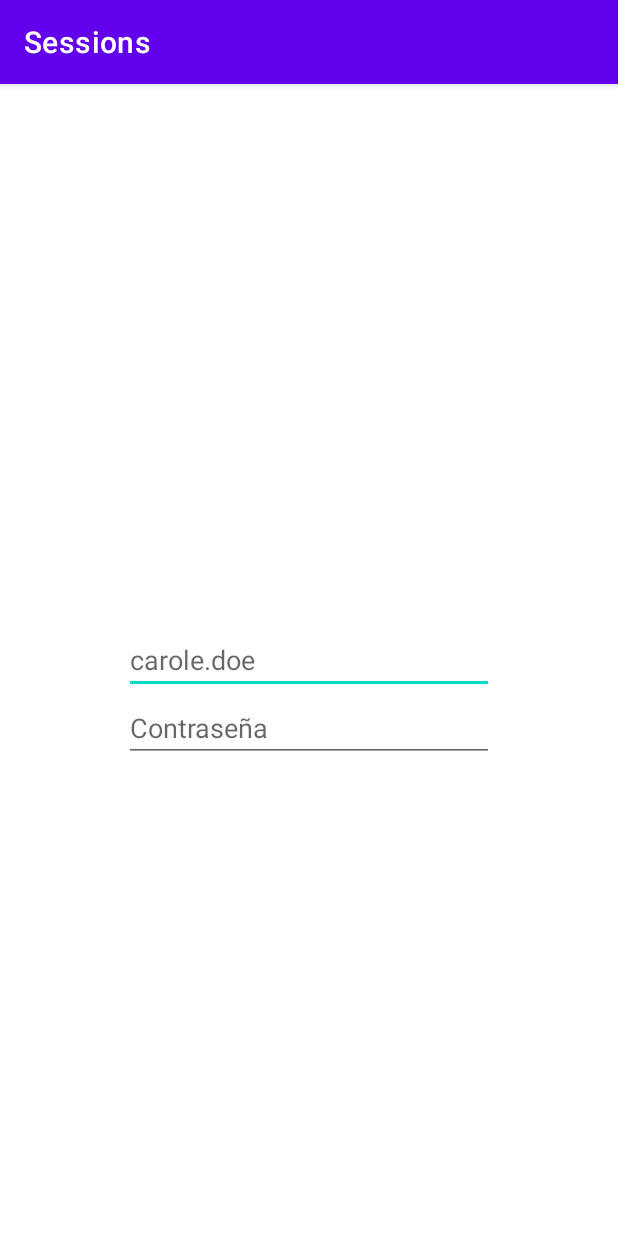
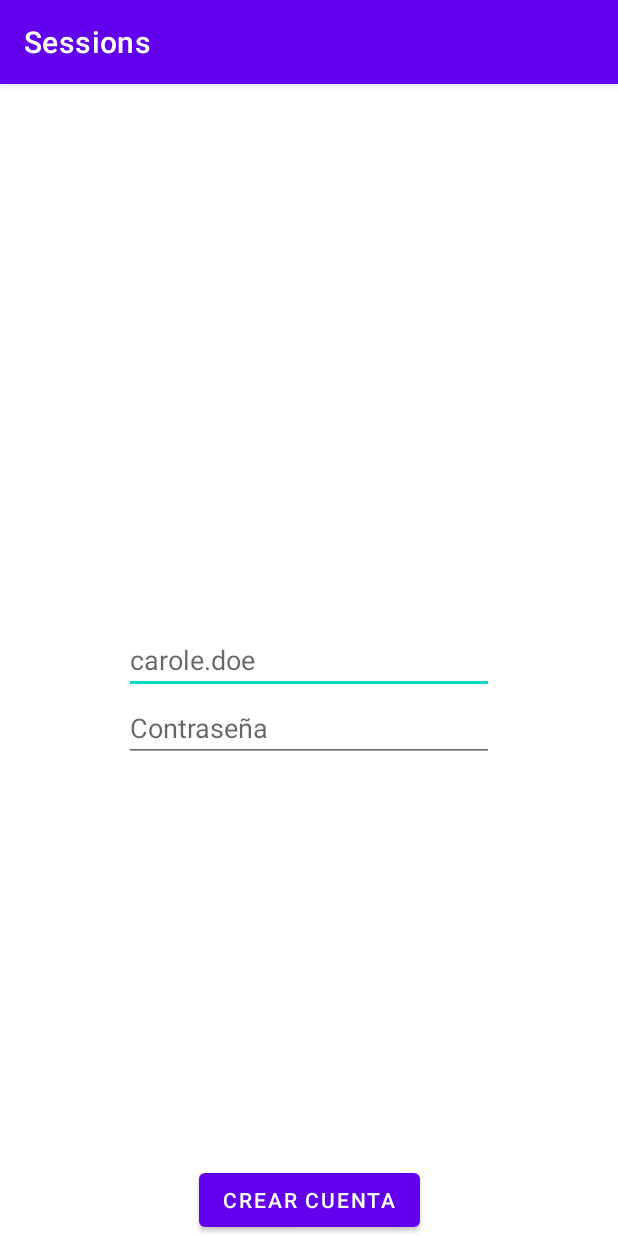
Before and after one commit to PabloPinGil/proyecto-godot, an Android app: the screen it shows after launch (RegisterActivity), on a phone screen of 412 x 824 dp. Run offline under Robolectric (Android 15) with nearby library versions, the phone set to English and light mode, and no system bars.

Commit message:
tarea 3 sprint 3 completada

```diff
--- a/android-sessions/android-frontend-sessions/app/src/main/java/com/afundacion/fp/sessions/RegisterActivity.java
+++ b/android-sessions/android-frontend-sessions/app/src/main/java/com/afundacion/fp/sessions/RegisterActivity.java
@@ -2,12 +2,35 @@ package com.afundacion.fp.sessions;
 
 import androidx.appcompat.app.AppCompatActivity;
 import android.os.Bundle;
+import android.view.View;
+import android.widget.Button;
+import android.widget.EditText;
+import android.widget.Toast;
 
 public class RegisterActivity extends AppCompatActivity {
+    // Creamos dos atributos nuevos
+    private EditText editTextUser;
+    private EditText editTextPassword;
+    private Button registerButton;
 
     @Override
     protected void onCreate(Bundle savedInstanceState) {
         super.onCreate(savedInstanceState);
         setContentView(R.layout.activity_register);
+
+        // Los inicializamos a partir de su contraparte en el XML
+        editTextUser = findViewById(R.id.editTextUser);
+        editTextPassword = findViewById(R.id.editTextPassword);
+        registerButton = findViewById(R.id.registerButton);
+
+        registerButton.setOnClickListener(new View.OnClickListener() {
+            @Override
+            public void onClick(View v) {
+                // Código que se ejecuta al hacer clic en el botón
+                Toast.makeText(getApplicationContext(), "Usuario: " + editTextUser.getText().toString(), Toast.LENGTH_SHORT).show();
+            }
+        });
     }
+
+
 }
--- a/android-sessions/android-frontend-sessions/app/src/main/res/layout/activity_register.xml
+++ b/android-sessions/android-frontend-sessions/app/src/main/res/layout/activity_register.xml
@@ -15,7 +15,7 @@
         app:layout_constraintStart_toStartOf="parent"
         app:layout_constraintEnd_toEndOf="parent"
         android:hint="carole.doe"
-        android:id="@+id/editText"/>
+        android:id="@+id/editTextUser"/>
 
     <EditText
         android:layout_width="0dp"
@@ -23,9 +23,20 @@
         app:layout_constraintWidth_percent="0.6"
         app:layout_constraintStart_toStartOf="parent"
         app:layout_constraintEnd_toEndOf="parent"
-        app:layout_constraintTop_toBottomOf="@id/editText"
+        app:layout_constraintTop_toBottomOf="@id/editTextUser"
         android:inputType="textPassword"
         android:hint="Contraseña"
+        android:id="@+id/editTextPassword"
+        />
+
+    <Button
+        android:layout_width="wrap_content"
+        android:layout_height="wrap_content"
+        app:layout_constraintBottom_toBottomOf="parent"
+        app:layout_constraintStart_toStartOf="parent"
+        app:layout_constraintEnd_toEndOf="parent"
+        android:text="Crear cuenta"
+        android:id="@+id/registerButton"
         />
 
 </androidx.constraintlayout.widget.ConstraintLayout>
```
